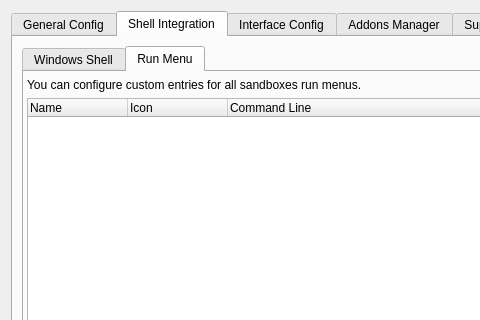
Before: the Qt Designer form SandboxiePlus/SandMan/Forms/SettingsWindow.ui in sandboxie-plus/Sandboxie, drawn with Qt 5; both pictures show x 0 to 480 and y 0 to 320 of the 638 by 508 pixel window.
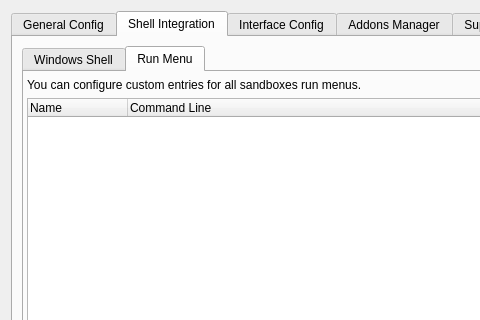
After: the same form once the commit is applied. The open tabs and pages were chosen to show the change. Icons and pictures are not drawn.

Diff of the .ui file:
```diff
--- a/SandboxiePlus/SandMan/Forms/SettingsWindow.ui
+++ b/SandboxiePlus/SandMan/Forms/SettingsWindow.ui
@@ -665,11 +665,6 @@
                  <string>Name</string>
                 </property>
                </column>
-               <column>
-                <property name="text">
-                 <string>Icon</string>
-                </property>
-               </column>
                <column>
                 <property name="text">
                  <string>Command Line</string>
```
